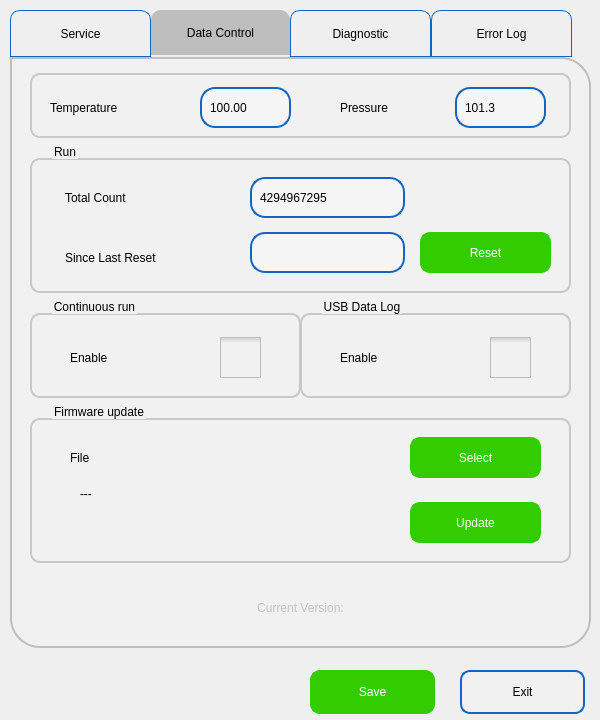
Old version of the form pApp-22-June-2021/sservice.ui in the repository ChandraMVE/PSSC_QT_Development.
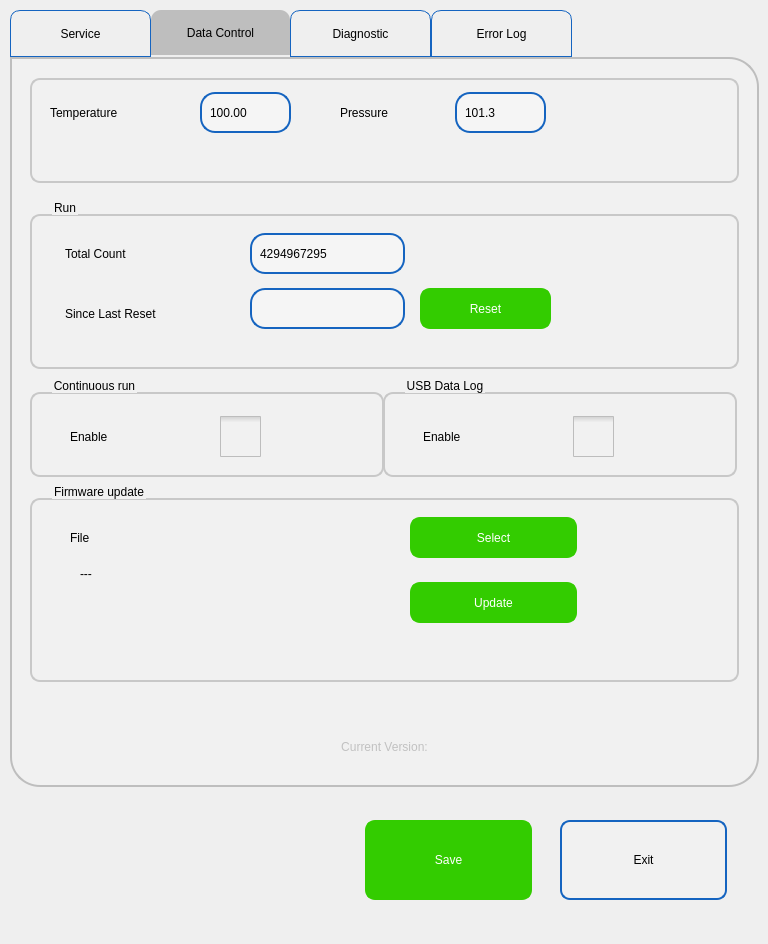
New version of the form. The open tabs and pages were chosen to show the change. Icons and pictures are not drawn. Custom widgets are drawn as their Qt base class.

```diff
--- a/pApp-22-June-2021/sservice.ui
+++ b/pApp-22-June-2021/sservice.ui
@@ -6,8 +6,8 @@
    <rect>
     <x>0</x>
     <y>0</y>
-    <width>600</width>
-    <height>720</height>
+    <width>768</width>
+    <height>944</height>
    </rect>
   </property>
   <property name="windowTitle">
@@ -16,10 +16,10 @@
   <widget class="QPushButton" name="pbExit">
    <property name="geometry">
     <rect>
-     <x>460</x>
-     <y>670</y>
-     <width>125</width>
-     <height>44</height>
+     <x>560</x>
+     <y>820</y>
+     <width>167</width>
+     <height>80</height>
     </rect>
    </property>
    <property name="focusPolicy">
@@ -80,10 +80,10 @@
   <widget class="QPushButton" name="pbSave">
    <property name="geometry">
     <rect>
-     <x>310</x>
-     <y>670</y>
-     <width>125</width>
-     <height>44</height>
+     <x>365</x>
+     <y>820</y>
+     <width>167</width>
+     <height>80</height>
     </rect>
    </property>
    <property name="focusPolicy">
@@ -146,8 +146,8 @@
     <rect>
      <x>10</x>
      <y>10</y>
-     <width>581</width>
-     <height>641</height>
+     <width>749</width>
+     <height>790</height>
     </rect>
    </property>
    <property name="focusPolicy">
@@ -1278,8 +1278,8 @@
       <rect>
        <x>0</x>
        <y>0</y>
-       <width>581</width>
-       <height>591</height>
+       <width>749</width>
+       <height>730</height>
       </rect>
      </property>
      <property name="styleSheet">
@@ -1307,9 +1307,9 @@
       <property name="geometry">
        <rect>
         <x>20</x>
-        <y>345</y>
-        <width>541</width>
-        <height>161</height>
+        <y>425</y>
+        <width>709</width>
+        <height>200</height>
        </rect>
       </property>
       <property name="styleSheet">
@@ -1374,7 +1374,7 @@
         <rect>
          <x>380</x>
          <y>35</y>
-         <width>131</width>
+         <width>167</width>
          <height>41</height>
         </rect>
        </property>
@@ -1438,7 +1438,7 @@
         <rect>
          <x>380</x>
          <y>100</y>
-         <width>131</width>
+         <width>167</width>
          <height>41</height>
         </rect>
        </property>
@@ -1502,9 +1502,9 @@
       <property name="geometry">
        <rect>
         <x>20</x>
-        <y>0</y>
-        <width>541</width>
-        <height>81</height>
+        <y>5</y>
+        <width>709</width>
+        <height>121</height>
        </rect>
       </property>
       <property name="styleSheet">
@@ -1613,9 +1613,9 @@
       <property name="geometry">
        <rect>
         <x>20</x>
-        <y>85</y>
-        <width>541</width>
-        <height>151</height>
+        <y>141</y>
+        <width>709</width>
+        <height>171</height>
        </rect>
       </property>
       <property name="styleSheet">
@@ -1791,9 +1791,9 @@
      <widget class="QGroupBox" name="groupBox_12">
       <property name="geometry">
        <rect>
-        <x>290</x>
-        <y>240</y>
-        <width>271</width>
+        <x>373</x>
+        <y>319</y>
+        <width>354</width>
         <height>101</height>
        </rect>
       </property>
@@ -1898,8 +1898,8 @@
       <property name="geometry">
        <rect>
         <x>20</x>
-        <y>240</y>
-        <width>271</width>
+        <y>319</y>
+        <width>354</width>
         <height>101</height>
        </rect>
       </property>
@@ -2004,9 +2004,9 @@
       <property name="geometry">
        <rect>
         <x>20</x>
-        <y>530</y>
-        <width>541</width>
-        <height>41</height>
+        <y>660</y>
+        <width>709</width>
+        <height>60</height>
        </rect>
       </property>
       <property name="styleSheet">
```
Left out of the diff: 66 changed lines with no effect on the pictures.
